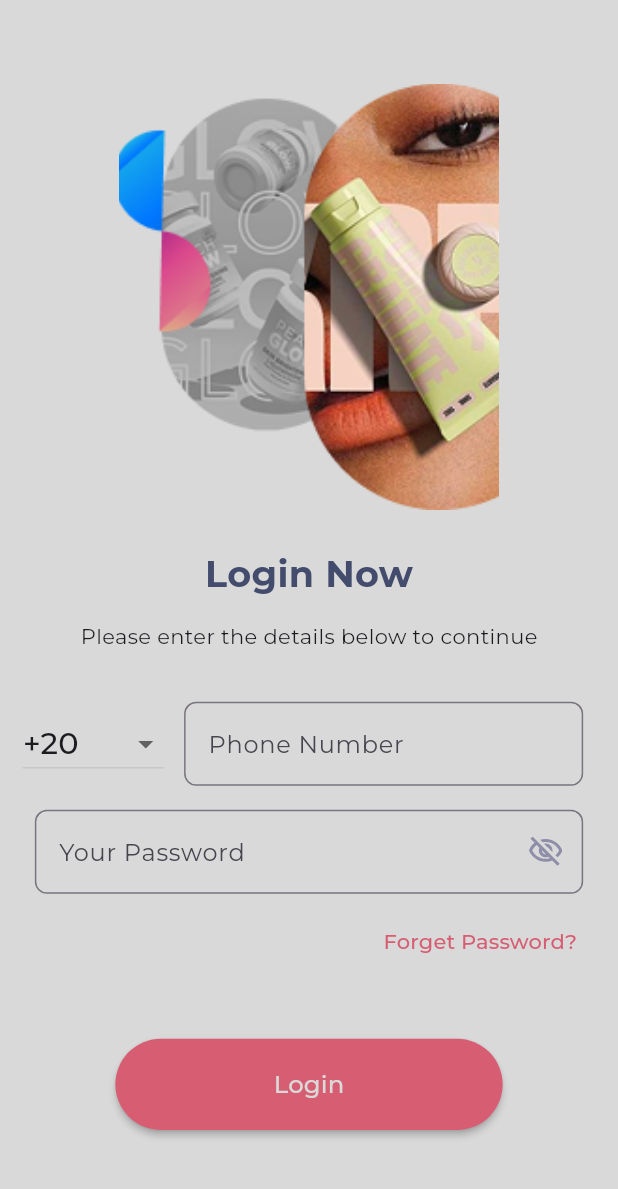
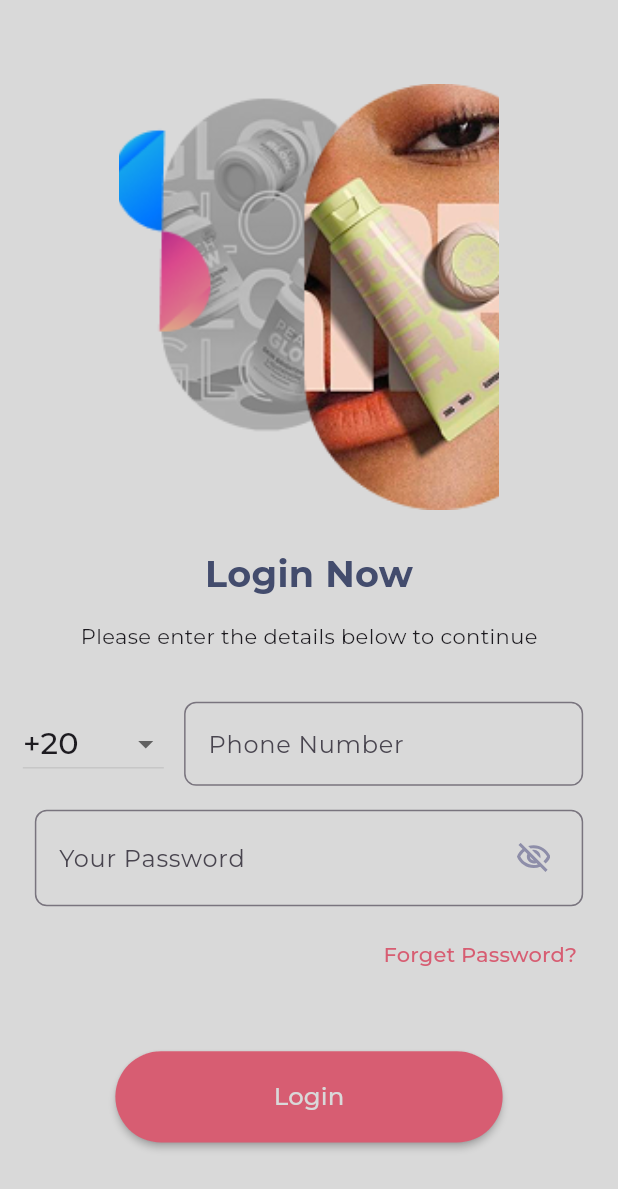
Before and after one commit to gamal8686/cosmetics-exam, a Flutter app: the screen it shows after launch, on a phone screen of 412 x 824 dp. Shown: the top 1189 px of the screen. Run offline on Flutter 3.47's test engine with Material 3 defaults, Android fonts, the phone set to English and light mode, and no system bars; our stand-ins replace animate_do, dio, flutter_screenutil, flutter_svg, shared_preferences.

```diff
--- a/lib/auth/login.dart
+++ b/lib/auth/login.dart
@@ -61,6 +61,8 @@ class _LoginViewState extends State<LoginView> {
                     Expanded(
                       flex: 3,
                       child: AppInput(
+                        keyboardType: TextInputType.visiblePassword,
+
                         controller: phoneNumber,
                         labelText: 'Phone Number',
                         onTap: () {},
@@ -70,10 +72,12 @@ class _LoginViewState extends State<LoginView> {
                   ],
                 ),
                 AppInput(
+                  suffix: true,
+                  isPassword: true,
+                  keyboardType: TextInputType.visiblePassword,
 
                   controller: passwordNumber,
                   labelText: 'Your Password',
-                  suffix: true,
                 ),
                 Align(
                   alignment: Alignment.centerRight,
--- a/lib/core/components/app_inpt.dart
+++ b/lib/core/components/app_inpt.dart
@@ -6,8 +6,10 @@ class AppInput extends StatefulWidget {
   final String? labelText;
   final void Function()? onTap;
   final double? cursorHeight;
+
+  final TextInputType? keyboardType;
+  final bool isPassword;
   final bool suffix;
-  final TextInputType? keyboardType;
 
   final TextEditingController? controller;
   final String? Function(String?)? validator;
@@ -17,10 +19,12 @@ class AppInput extends StatefulWidget {
     this.labelText,
     this.onTap,
     this.cursorHeight,
-    this.suffix = false,
+
     this.controller,
     this.validator,
-    this.keyboardType,
+    this.keyboardType ,
+    this.isPassword=false ,
+    this.suffix = false,
   });
 
   @override
@@ -28,7 +32,7 @@ class AppInput extends StatefulWidget {
 }
 
 class _AppInputState extends State<AppInput> {
-  bool suffixIcon = false;
+  bool suffixIcon = true;
 
   @override
   Widget build(BuildContext context) {
@@ -36,25 +40,29 @@ class _AppInputState extends State<AppInput> {
       padding: const EdgeInsets.all(8.0),
       child: TextFormField(
         keyboardType: widget.keyboardType,
-        obscureText:  false,
+
+        obscureText: widget.isPassword && suffixIcon,
+
+
         validator: widget.validator,
         controller: widget.controller,
         cursorHeight: widget.cursorHeight,
 
         decoration: InputDecoration(
           suffixIcon: widget.suffix
-              ? GestureDetector(
-                  onTap: () {
-                    setState(() {
-                      suffixIcon = !suffixIcon; // يقلب الرؤية بس
-                    });
-                  },
-                  child: Padding(
+              ? IconButton(
+            onPressed:  () {
+              setState(() {
+                suffixIcon = !suffixIcon;
+              });
+            },
+
+                 icon:  Padding(
                     padding: const EdgeInsets.all(14.0),
                     child: AppImage(
                       pass: suffixIcon
-                          ? 'visibility_on.svg'
-                          : 'visibility_off.svg',
+                          ? 'visibility_off.svg'
+                          : 'visibility_on.svg',
                       height: 20.h,
                       width: 20.w,
                     ),
```
